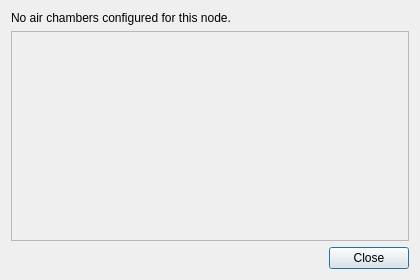
techandpeople/SoftEdIBO, file src/gui/ui/test_actuators_dialog.ui: the form before one commit.
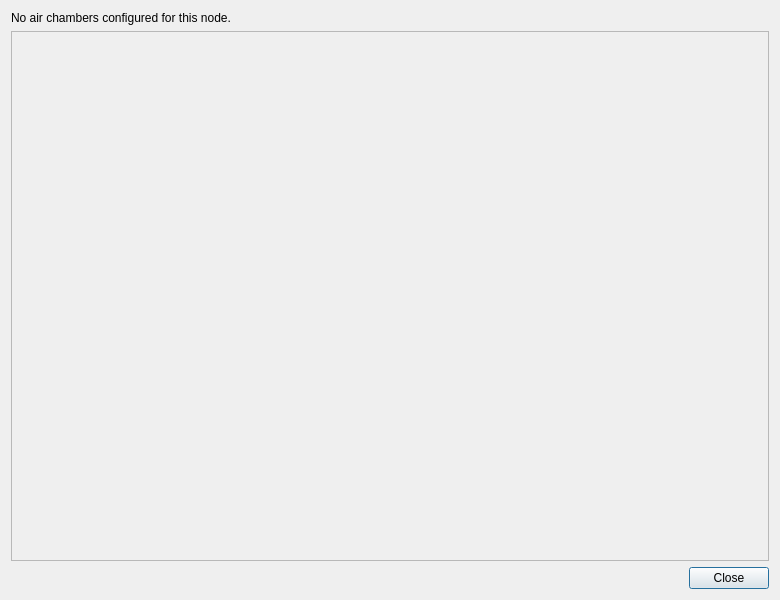
The form after the commit.

Diff of the .ui file:
```diff
--- a/src/gui/ui/test_actuators_dialog.ui
+++ b/src/gui/ui/test_actuators_dialog.ui
@@ -3,11 +3,11 @@
  <class>TestActuatorsDialog</class>
  <widget class="QDialog" name="TestActuatorsDialog">
   <property name="geometry">
-   <rect><x>0</x><y>0</y><width>420</width><height>280</height></rect>
+   <rect><x>0</x><y>0</y><width>780</width><height>600</height></rect>
   </property>
   <property name="windowTitle"><string>Test Actuators</string></property>
   <property name="minimumSize">
-   <size><width>420</width><height>200</height></size>
+   <size><width>560</width><height>360</height></size>
   </property>
   <layout class="QVBoxLayout" name="verticalLayout">
    <item>
```
